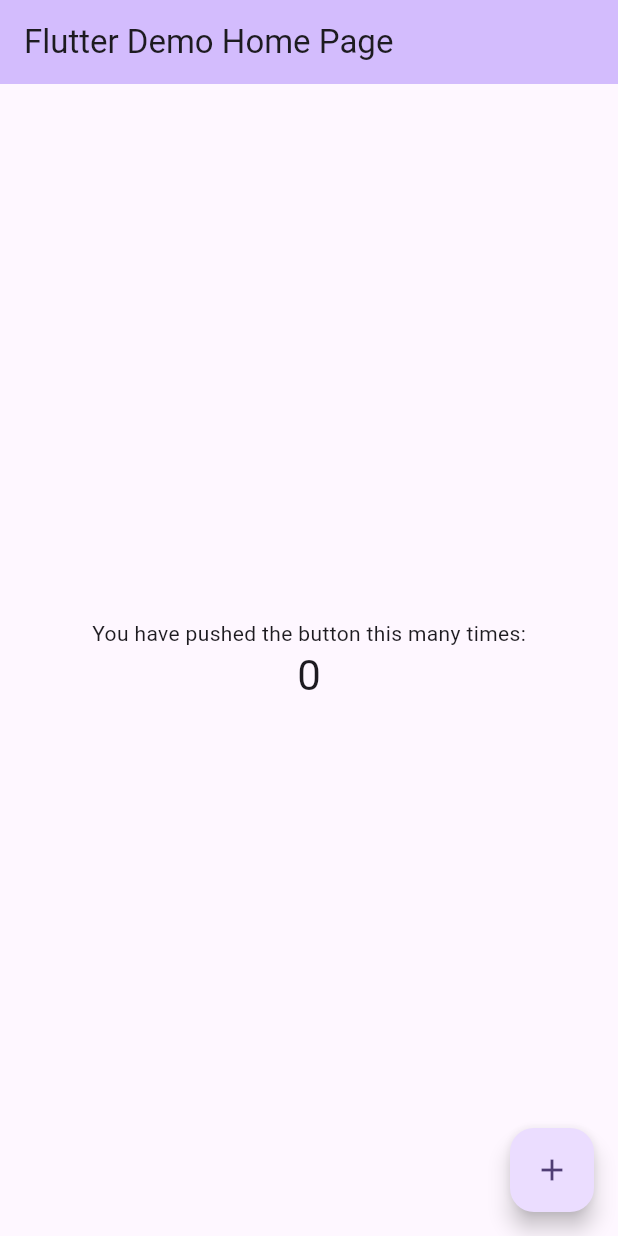
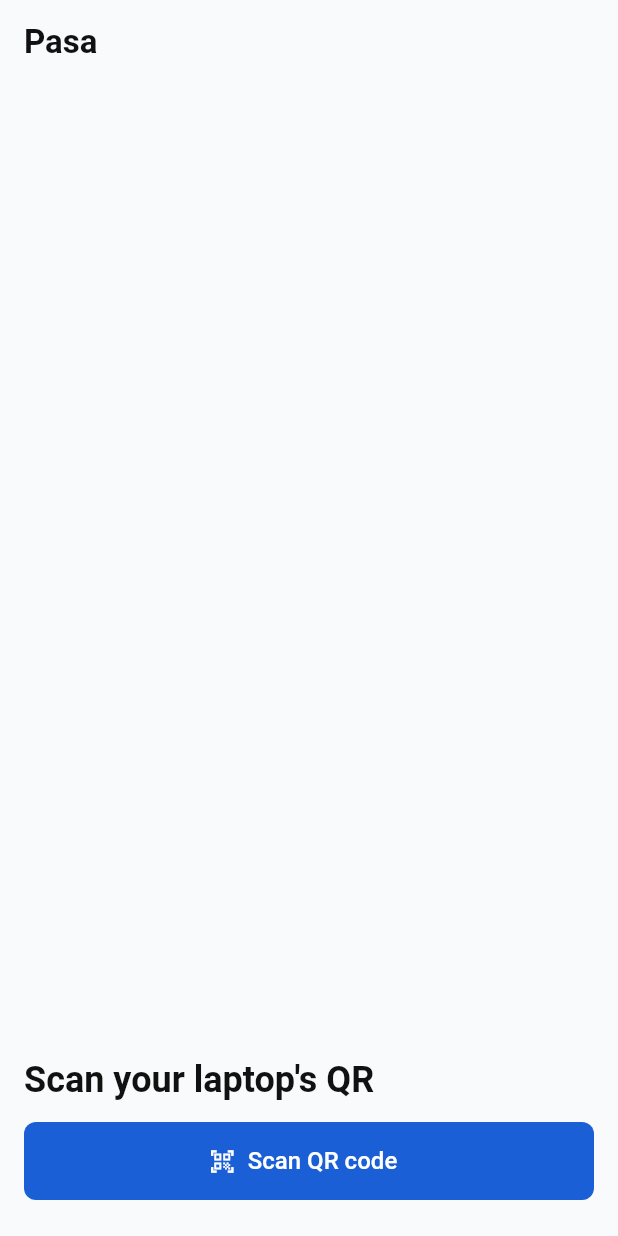
Before and after one commit to dewdew-del/pasa, a Flutter app: the screen it shows after launch, on a phone screen of 412 x 824 dp. Run offline on Flutter 3.47's test engine with Material 3 defaults, Android fonts, the phone set to English and light mode, and no system bars; our stand-ins replace file_picker, shared_preferences, wakelock_plus; missing offline and left inert: mobile_scanner.

Commit message:
feat(mobile): transfer queue and screens

```diff
--- a/mobile/lib/main.dart
+++ b/mobile/lib/main.dart
@@ -1,122 +1,51 @@
 import 'package:flutter/material.dart';
 
-void main() {
-  runApp(const MyApp());
+import 'screens/connect_screen.dart';
+
+void main() => runApp(const PasaApp());
+
+ThemeData _theme(Brightness b) {
+  final dark = b == Brightness.dark;
+  final accent = dark ? const Color(0xFF5C9CFF) : const Color(0xFF1A5FD6);
+  final scheme = ColorScheme.fromSeed(seedColor: const Color(0xFF1A5FD6), brightness: b).copyWith(
+    primary: accent,
+    onPrimary: dark ? const Color(0xFF06142B) : Colors.white,
+    surface: dark ? const Color(0xFF111111) : Colors.white,
+    onSurface: dark ? Colors.white : const Color(0xFF111111),
+    onSurfaceVariant: dark ? const Color(0xFFB4B4B4) : const Color(0xFF5F6368),
+    outlineVariant: dark ? const Color(0xFF2A2A2A) : const Color(0xFFE6E8EA),
+    error: dark ? const Color(0xFFE5566F) : const Color(0xFFC4242A),
+  );
+  const btnShape = RoundedRectangleBorder(borderRadius: BorderRadius.all(Radius.circular(8)));
+  return ThemeData(
+    colorScheme: scheme,
+    scaffoldBackgroundColor: dark ? Colors.black : const Color(0xFFF9FAFB),
+    appBarTheme: AppBarTheme(backgroundColor: dark ? Colors.black : const Color(0xFFF9FAFB), scrolledUnderElevation: 0),
+    filledButtonTheme: FilledButtonThemeData(
+      style: FilledButton.styleFrom(minimumSize: const Size.fromHeight(52), shape: btnShape, textStyle: const TextStyle(fontSize: 16, fontWeight: FontWeight.w500)),
+    ),
+    outlinedButtonTheme: OutlinedButtonThemeData(
+      style: OutlinedButton.styleFrom(
+        minimumSize: const Size.fromHeight(52),
+        shape: btnShape,
+        foregroundColor: scheme.onSurface,
+        side: BorderSide(color: dark ? const Color(0xFF444444) : const Color(0xFFD1D5DB)),
+        textStyle: const TextStyle(fontSize: 16, fontWeight: FontWeight.w500),
+      ),
+    ),
+  );
 }
 
-class MyApp extends StatelessWidget {
-  const MyApp({super.key});
-
-  // This widget is the root of your application.
-  @override
-  Widget build(BuildContext context) {
-    return MaterialApp(
-      title: 'Flutter Demo',
-      theme: ThemeData(
-        // This is the theme of your application.
-        //
-        // TRY THIS: Try running your application with "flutter run". You'll see
-        // the application has a purple toolbar. Then, without quitting the app,
-        // try changing the seedColor in the colorScheme below to Colors.green
-        // and then invoke "hot reload" (save your changes or press the "hot
-        // reload" button in a Flutter-supported IDE, or press "r" if you used
-        // the command line to start the app).
-        //
-        // Notice that the counter didn't reset back to zero; the application
-        // state is not lost during the reload. To reset the state, use hot
-        // restart instead.
-        //
-        // This works for code too, not just values: Most code changes can be
-        // tested with just a hot reload.
-        colorScheme: .fromSeed(seedColor: Colors.deepPurple),
-      ),
-      home: const MyHomePage(title: 'Flutter Demo Home Page'),
-    );
-  }
-}
-
-class MyHomePage extends StatefulWidget {
-  const MyHomePage({super.key, required this.title});
-
-  // This widget is the home page of your application. It is stateful, meaning
-  // that it has a State object (defined below) that contains fields that affect
-  // how it looks.
-
-  // This class is the configuration for the state. It holds the values (in this
-  // case the title) provided by the parent (in this case the App widget) and
-  // used by the build method of the State. Fields in a Widget subclass are
-  // always marked "final".
-
-  final String title;
+class PasaApp extends StatelessWidget {
+  const PasaApp({super.key});
 
   @override
-  State<MyHomePage> createState() => _MyHomePageState();
+  Widget build(BuildContext context) => MaterialApp(
+        title: 'Pasa',
+        debugShowCheckedModeBanner: false,
+        theme: _theme(Brightness.light),
+        darkTheme: _theme(Brightness.dark),
+        themeMode: ThemeMode.system,
+        home: const ConnectScreen(),
+      );
 }
-
-class _MyHomePageState extends State<MyHomePage> {
-  int _counter = 0;
-
-  void _incrementCounter() {
-    setState(() {
-      // This call to setState tells the Flutter framework that something has
-      // changed in this State, which causes it to rerun the build method below
-      // so that the display can reflect the updated values. If we changed
-      // _counter without calling setState(), then the build method would not be
-      // called again, and so nothing would appear to happen.
-      _counter++;
-    });
-  }
-
-  @override
-  Widget build(BuildContext context) {
-    // This method is rerun every time setState is called, for instance as done
-    // by the _incrementCounter method above.
-    //
-    // The Flutter framework has been optimized to make rerunning build methods
-    // fast, so that you can just rebuild anything that needs updating rather
-    // than having to individually change instances of widgets.
-    return Scaffold(
-      appBar: AppBar(
-        // TRY THIS: Try changing the color here to a specific color (to
-        // Colors.amber, perhaps?) and trigger a hot reload to see the AppBar
-        // change color while the other colors stay the same.
-        backgroundColor: Theme.of(context).colorScheme.inversePrimary,
-        // Here we take the value from the MyHomePage object that was created by
-        // the App.build method, and use it to set our appbar title.
-        title: Text(widget.title),
-      ),
-      body: Center(
-        // Center is a layout widget. It takes a single child and positions it
-        // in the middle of the parent.
-        child: Column(
-          // Column is also a layout widget. It takes a list of children and
-          // arranges them vertically. By default, it sizes itself to fit its
-          // children horizontally, and tries to be as tall as its parent.
-          //
-          // Column has various properties to control how it sizes itself and
-          // how it positions its children. Here we use mainAxisAlignment to
-          // center the children vertically; the main axis here is the vertical
-          // axis because Columns are vertical (the cross axis would be
-          // horizontal).
-          //
-          // TRY THIS: Invoke "debug painting" (choose the "Toggle Debug Paint"
-          // action in the IDE, or press "p" in the console), to see the
-          // wireframe for each widget.
-          mainAxisAlignment: .center,
-          children: [
-            const Text('You have pushed the button this many times:'),
-            Text(
-              '$_counter',
-              style: Theme.of(context).textTheme.headlineMedium,
-            ),
-          ],
-        ),
-      ),
-      floatingActionButton: FloatingActionButton(
-        onPressed: _incrementCounter,
-        tooltip: 'Increment',
-        child: const Icon(Icons.add),
-      ),
-    );
-  }
-}
--- /dev/null
+++ b/mobile/lib/screens/connect_screen.dart
@@ -0,0 +1,172 @@
+import 'package:flutter/material.dart';
+import 'package:mobile_scanner/mobile_scanner.dart';
+
+import '../api.dart';
+import '../pairing.dart';
+import 'transfer_screen.dart';
+
+class ConnectScreen extends StatefulWidget {
+  const ConnectScreen({super.key, this.error});
+  final String? error;
+
+  @override
+  State<ConnectScreen> createState() => _ConnectScreenState();
+}
+
+class _ConnectScreenState extends State<ConnectScreen> {
+  LaptopInfo? _saved;
+  String? _error;
+  bool _busy = false;
+
+  @override
+  void initState() {
+    super.initState();
+    _error = widget.error;
+    loadLaptop().then((l) => mounted ? setState(() => _saved = l) : null);
+  }
+
+  Future<void> _connect(LaptopInfo info, String failMessage) async {
+    setState(() {
+      _busy = true;
+      _error = null;
+    });
+    final api = await PasaApi.connect(info);
+    if (!mounted) return;
+    if (api == null) {
+      setState(() {
+        _busy = false;
+        _error = failMessage;
+      });
+      return;
+    }
+    await saveLaptop(info);
+    if (!mounted) return;
+    Navigator.of(context).pushReplacement(MaterialPageRoute(builder: (_) => TransferScreen(api: api, info: info)));
+  }
+
+  Future<void> _scan() async {
+    final info = await Navigator.of(context).push<LaptopInfo>(MaterialPageRoute(builder: (_) => const ScanScreen()));
+    if (info != null) await _connect(info, 'Laptop not found. Same Wi-Fi?');
+  }
+
+  @override
+  Widget build(BuildContext context) {
+    final t = Theme.of(context);
+    final saved = _saved;
+    return Scaffold(
+      appBar: AppBar(title: const Text('Pasa', style: TextStyle(fontWeight: FontWeight.w600))),
+      body: SafeArea(
+        child: Padding(
+          padding: const EdgeInsets.fromLTRB(16, 16, 16, 24),
+          child: Column(
+            crossAxisAlignment: CrossAxisAlignment.stretch,
+            mainAxisAlignment: MainAxisAlignment.end,
+            children: [
+              Text(saved != null ? 'Welcome back' : "Scan your laptop's QR",
+                  style: t.textTheme.headlineSmall!.copyWith(fontWeight: FontWeight.w600)),
+              const SizedBox(height: 12),
+              if (_error != null) ...[Notice(_error!), const SizedBox(height: 12)],
+              if (saved != null) ...[
+                Container(
+                  padding: const EdgeInsets.symmetric(horizontal: 16, vertical: 14),
+                  decoration: BoxDecoration(
+                    color: t.colorScheme.surface,
+                    border: Border.all(color: t.colorScheme.outlineVariant),
+                    borderRadius: BorderRadius.circular(8),
+                  ),
+                  child: Row(children: [
+                    Icon(Icons.laptop_outlined, size: 18, color: t.colorScheme.onSurfaceVariant),
+                    const SizedBox(width: 12),
+                    Text(saved.name, style: const TextStyle(fontWeight: FontWeight.w600)),
+                  ]),
+                ),
+                const SizedBox(height: 12),
+                FilledButton(
+                  onPressed: _busy ? null : () => _connect(saved, 'Laptop not found. Scan again.'),
+                  child: Text(_busy ? 'Connecting…' : 'Reconnect'),
+                ),
+                const SizedBox(height: 12),
+                OutlinedButton.icon(onPressed: _busy ? null : _scan, icon: const Icon(Icons.qr_code_scanner, size: 18), label: const Text('Scan QR code')),
+              ] else
+                FilledButton.icon(
+                  onPressed: _busy ? null : _scan,
+                  icon: const Icon(Icons.qr_code_scanner, size: 18),
+                  label: Text(_busy ? 'Connecting…' : 'Scan QR code'),
+                ),
+            ],
+          ),
+        ),
+      ),
+    );
+  }
+}
+
+class Notice extends StatelessWidget {
+  const Notice(this.text, {super.key});
+  final String text;
+
+  @override
+  Widget build(BuildContext context) {
+    final dark = Theme.of(context).brightness == Brightness.dark;
+    return Container(
+      padding: const EdgeInsets.symmetric(horizontal: 12, vertical: 8),
+      decoration: BoxDecoration(
+        color: dark ? const Color(0xFF241C0B) : const Color(0xFFFFFBEB),
+        border: Border.all(color: dark ? const Color(0xFF5A4718) : const Color(0xFFFDE68A)),
+        borderRadius: BorderRadius.circular(6),
+      ),
+      child: Text(text, style: TextStyle(fontSize: 13, color: dark ? const Color(0xFFF2C36B) : const Color(0xFF92400E))),
+    );
+  }
+}
+
+/// Full-screen camera; pops with the laptop's info once a Pasa QR is seen.
+class ScanScreen extends StatefulWidget {
+  const ScanScreen({super.key});
+
+  @override
+  State<ScanScreen> createState() => _ScanScreenState();
+}
+
+class _ScanScreenState extends State<ScanScreen> {
+  bool _wrong = false;
+  bool _done = false;
+
+  void _onDetect(BarcodeCapture capture) {
+    if (_done) return;
+    for (final b in capture.barcodes) {
+      final info = parseQr(b.rawValue ?? '');
+      if (info != null) {
+        _done = true;
+        Navigator.of(context).pop(info);
+        return;
+      }
+    }
+    if (!_wrong) setState(() => _wrong = true);
+  }
+
+  @override
+  Widget build(BuildContext context) => Scaffold(
+        backgroundColor: Colors.black,
+        appBar: AppBar(backgroundColor: Colors.black, foregroundColor: Colors.white),
+        extendBodyBehindAppBar: true,
+        body: Stack(children: [
+          MobileScanner(onDetect: _onDetect),
+          Center(
+            child: Container(
+              width: 220,
+              height: 220,
+              decoration: BoxDecoration(border: Border.all(color: Colors.white, width: 2), borderRadius: BorderRadius.circular(12)),
+            ),
+          ),
+          Positioned(
+            left: 16,
+            right: 16,
+            bottom: 32,
+            child: _wrong
+                ? const Center(child: Notice('Not a Pasa code'))
+                : const Text('Scan the QR on your laptop', textAlign: TextAlign.center, style: TextStyle(color: Colors.white, fontSize: 14)),
+          ),
+        ]),
+      );
+}
```
Also changed, not shown: mobile/lib/screens/transfer_screen.dart (added, +199 -0 lines), mobile/lib/transfers.dart (added, +178 -0 lines), 1 other file.
